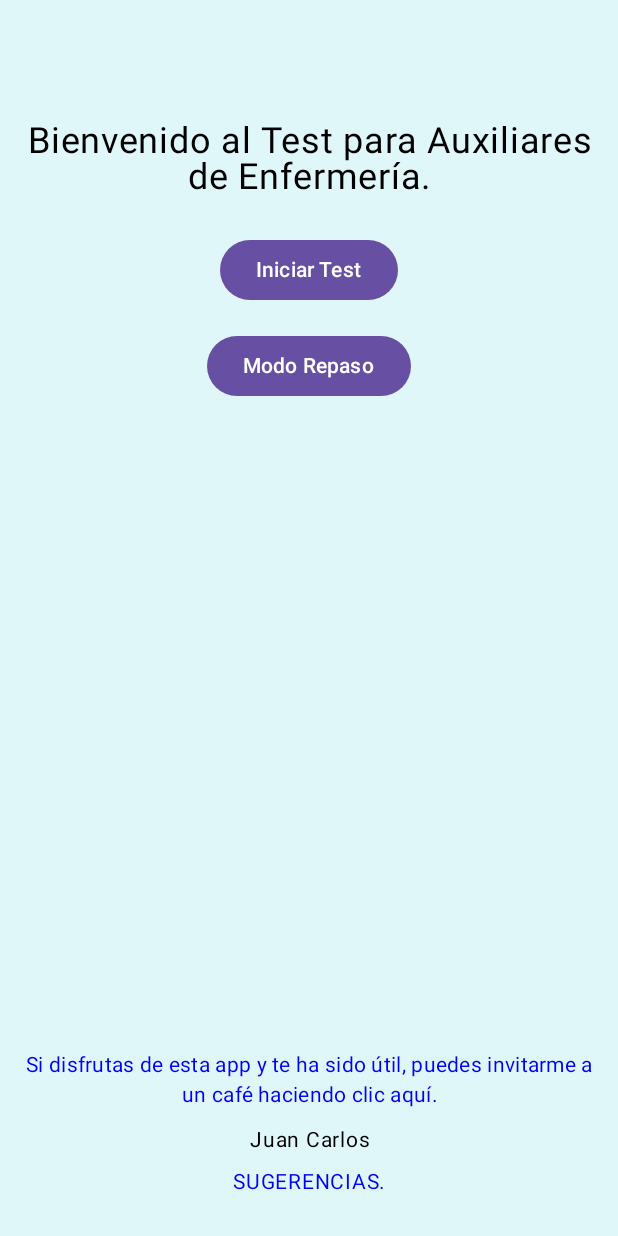
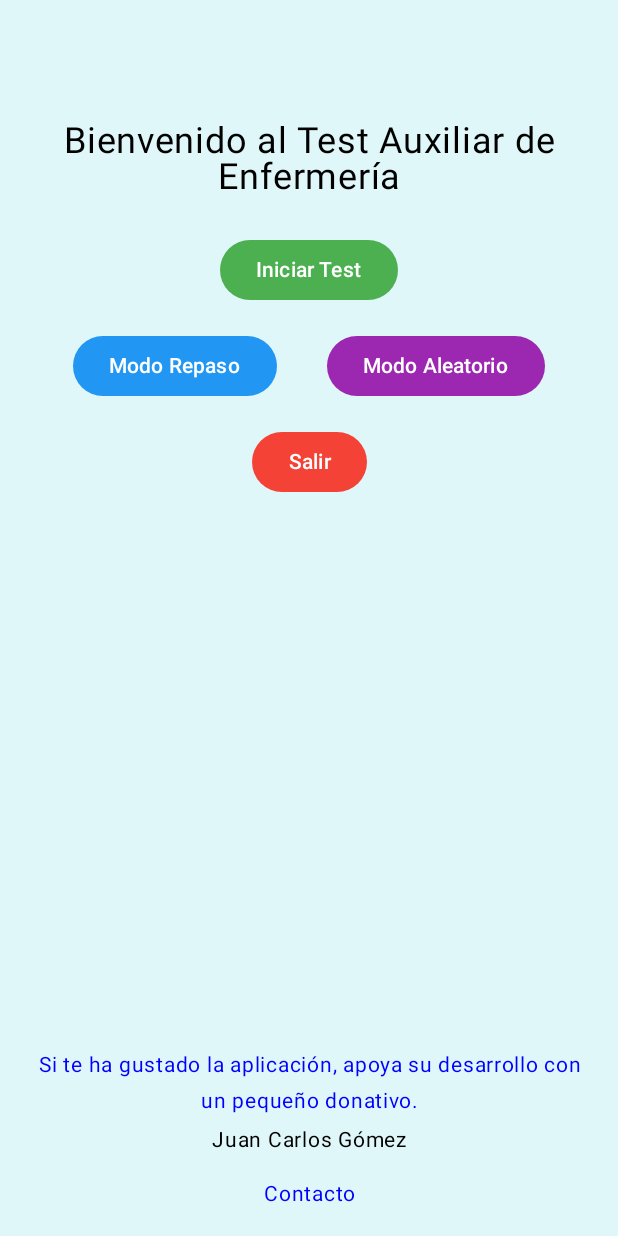
Before and after one commit to jcarlosx69/TestAuxiliarEnfermeria, an Android app built with Jetpack Compose: the screen it shows after launch (MainActivity), on a phone screen of 412 x 824 dp. Run offline under Robolectric (Android 15) with nearby library versions, the phone set to English and light mode, and no system bars.

Commit message:
Añadido el modo repaso, se colorean los botones

```diff
--- a/app/src/main/java/com/example/nuevaapptestauxiliarenfermeria/HomeScreen.kt
+++ b/app/src/main/java/com/example/nuevaapptestauxiliarenfermeria/HomeScreen.kt
@@ -1,37 +1,46 @@
 package com.example.nuevaapptestauxiliarenfermeria
 
+import android.content.Intent
+import android.net.Uri
+import androidx.compose.foundation.clickable
 import androidx.compose.foundation.layout.*
 import androidx.compose.material3.Button
+import androidx.compose.material3.ButtonDefaults
+import androidx.compose.material3.OutlinedTextField
 import androidx.compose.material3.Text
+import androidx.compose.material3.AlertDialog
 import androidx.compose.runtime.Composable
+import androidx.compose.runtime.mutableStateOf
+import androidx.compose.runtime.remember
 import androidx.compose.ui.Alignment
 import androidx.compose.ui.Modifier
+import androidx.compose.ui.graphics.Color
+import com.example.nuevaapptestauxiliarenfermeria.LocalActivity
 import androidx.compose.ui.platform.LocalContext
 import androidx.compose.ui.text.style.TextAlign
 import androidx.compose.ui.unit.dp
 import androidx.compose.ui.unit.sp
-import android.content.Intent
-import android.net.Uri
-import androidx.compose.foundation.clickable
-import androidx.compose.material3.MaterialTheme
-import androidx.compose.ui.graphics.Color
-import androidx.core.content.ContextCompat.startActivity
 
 @Composable
-fun HomeScreen(onStartTest: (startIndex: Int) -> Unit, onReview: () -> Unit) {
+fun HomeScreen(
+    onStartTest: (startIndex: Int) -> Unit,
+    onReview: () -> Unit,
+    onRandomMode: () -> Unit
+) {
     val context = LocalContext.current
+    val activity = LocalActivity.current
     val savedProgress = PreferencesUtil.getProgress(context)
-    // Definimos el enlace directo a PayPal.me
-    val donationUrl = "https://www.paypal.me/Jucarlos"
     Column(
-        modifier = Modifier.fillMaxSize().padding(16.dp),
+        modifier = Modifier
+            .fillMaxSize()
+            .padding(16.dp),
         verticalArrangement = Arrangement.SpaceBetween,
         horizontalAlignment = Alignment.CenterHorizontally
     ) {
         Column(horizontalAlignment = Alignment.CenterHorizontally) {
             Spacer(modifier = Modifier.height(64.dp))
             Text(
-                text = "Bienvenido al Test para Auxiliares de Enfermería.",
+                text = "Bienvenido al Test Auxiliar de Enfermería",
                 fontSize = 24.sp,
                 textAlign = TextAlign.Center
             )
@@ -43,14 +52,20 @@ fun HomeScreen(onStartTest: (startIndex: Int) -> Unit, onReview: () -> Unit) {
                     modifier = Modifier.fillMaxWidth(),
                     horizontalArrangement = Arrangement.SpaceEvenly
                 ) {
-                    Button(onClick = { onStartTest(savedProgress) }) {
+                    Button(
+                        onClick = { onStartTest(savedProgress) },
+                        colors = ButtonDefaults.buttonColors(containerColor = Color(0xFF4CAF50))
+                    ) {
                         Text("Continuar Test")
                     }
-                    Spacer(modifier = Modifier.width(16.dp))
-                    Button(onClick = {
+                    Spacer(modifier = Modifier.width(8.dp))
+                    Button(
+                        onClick = {
                             PreferencesUtil.clearProgress(context)
                             onStartTest(0)
-                    }) {
+                        },
+                        colors = ButtonDefaults.buttonColors(containerColor = Color(0xFF757575))
+                    ) {
                         Text("Iniciar Nuevo")
                     }
                 }
@@ -59,54 +74,72 @@ fun HomeScreen(onStartTest: (startIndex: Int) -> Unit, onReview: () -> Unit) {
                     onStartTest(selectedIndex)
                 }
             } else {
-                Button(onClick = { onStartTest(0) }) {
+                Button(
+                    onClick = { onStartTest(0) },
+                    colors = ButtonDefaults.buttonColors(containerColor = Color(0xFF4CAF50))
+                ) {
                     Text("Iniciar Test")
                 }
             }
             Spacer(modifier = Modifier.height(16.dp))
-            Button(onClick = { onReview() }) {
+            Row(
+                modifier = Modifier.fillMaxWidth(),
+                horizontalArrangement = Arrangement.SpaceEvenly
+            ) {
+                Button(
+                    onClick = { onReview() },
+                    colors = ButtonDefaults.buttonColors(containerColor = Color(0xFF2196F3))
+                ) {
                     Text("Modo Repaso")
                 }
+                Button(
+                    onClick = { onRandomMode() },
+                    colors = ButtonDefaults.buttonColors(containerColor = Color(0xFF9C27B0))
+                ) {
+                    Text("Modo Aleatorio")
                 }
-
-        Column(
-            horizontalAlignment = Alignment.CenterHorizontally,
-            modifier = Modifier.fillMaxWidth()
+            }
+            Spacer(modifier = Modifier.height(16.dp))
+            Button(
+                onClick = { activity.finishAffinity() },
+                colors = ButtonDefaults.buttonColors(containerColor = Color(0xFFF44336)),
+                modifier = Modifier.wrapContentWidth()
             ) {
+                Text("Salir", textAlign = TextAlign.Center)
+            }
+        }
+        // Parte inferior: Enlace de donación, enlace de contacto y nombre
+        Column(horizontalAlignment = Alignment.CenterHorizontally) {
             Text(
-                text = "Si disfrutas de esta app y te ha sido útil, puedes invitarme a un café haciendo clic aquí.",
+                text = "Si te ha gustado la aplicación, apoya su desarrollo con un pequeño donativo.",
+                fontSize = 14.sp,
                 color = Color.Blue,
-                style = MaterialTheme.typography.bodyMedium,
-                textAlign = TextAlign.Center,
-                modifier = Modifier
-                    .clickable {
+                modifier = Modifier.clickable {
+                    val donationUrl = "https://www.paypal.com/paypalme/Jucarlos"
                     val intent = Intent(Intent.ACTION_VIEW, Uri.parse(donationUrl))
                     context.startActivity(intent)
-                    }
-                    .padding(bottom = 8.dp)
-            )
-
-            Text(
-                text = "Juan Carlos",
-                fontSize = 14.sp,
-                modifier = Modifier.padding(bottom = 4.dp),
+                },
                 textAlign = TextAlign.Center
             )
             Text(
-                text = "SUGERENCIAS.",
+                text = "Juan Carlos Gómez",
+                fontSize = 14.sp,
+                modifier = Modifier.padding(top = 2.dp, bottom = 8.dp),
+                textAlign = TextAlign.Center
+            )
+            Text(
+                text = "Contacto",
                 fontSize = 14.sp,
                 color = Color.Blue,
                 modifier = Modifier
-                    .padding(bottom = 8.dp)
                     .clickable {
-                        // Al pulsar se abre el cliente de correo con el email preconfigurado
-                        val emailIntent = Intent(Intent.ACTION_SENDTO).apply {
-                            data = Uri.parse("mailto:AppsCarlos@proton.me")
+                        val emailIntent = Intent(Intent.ACTION_SENDTO, Uri.parse("mailto:AppsCarlos@proton.me"))
+                        context.startActivity(emailIntent)
                     }
-                        context.startActivity(emailIntent)
-                    },
+                    .padding(top = 4.dp),
                 textAlign = TextAlign.Center
             )
+
         }
     }
 }
--- a/app/src/main/java/com/example/nuevaapptestauxiliarenfermeria/ReviewScreen.kt
+++ b/app/src/main/java/com/example/nuevaapptestauxiliarenfermeria/ReviewScreen.kt
@@ -6,7 +6,6 @@ import androidx.compose.foundation.verticalScroll
 import androidx.compose.material3.AlertDialog
 import androidx.compose.material3.Button
 import androidx.compose.material3.LinearProgressIndicator
-import androidx.compose.material3.MaterialTheme
 import androidx.compose.material3.Text
 import androidx.compose.runtime.Composable
 import androidx.compose.runtime.mutableStateOf
@@ -18,7 +17,6 @@ import androidx.compose.ui.Modifier
 import androidx.compose.ui.text.style.TextAlign
 import androidx.compose.ui.unit.dp
 import androidx.compose.ui.unit.sp
-import androidx.compose.runtime.LaunchedEffect
 
 @Composable
 fun ReviewScreen(
--- a/app/src/main/java/com/example/nuevaapptestauxiliarenfermeria/TestApp.kt
+++ b/app/src/main/java/com/example/nuevaapptestauxiliarenfermeria/TestApp.kt
@@ -1,22 +1,25 @@
 package com.example.nuevaapptestauxiliarenfermeria
 
+import androidx.compose.foundation.layout.fillMaxSize
 import androidx.compose.material3.MaterialTheme
 import androidx.compose.material3.Surface
 import androidx.compose.runtime.Composable
+import androidx.compose.runtime.mutableStateOf
 import androidx.compose.runtime.remember
 import androidx.compose.ui.Modifier
 import androidx.compose.ui.graphics.Color
 import androidx.lifecycle.viewmodel.compose.viewModel
-import androidx.compose.foundation.layout.fillMaxSize
+import com.example.nuevaapptestauxiliarenfermeria.TestScreen
+import com.example.nuevaapptestauxiliarenfermeria.TestViewModel
 
 enum class Screen {
-    Home, Test, Review, Summary, Exit
+    Home, Test, Random, Review, Summary, Exit
 }
 
 @Composable
 fun TestApp(testViewModel: TestViewModel = viewModel()) {
-    var currentScreen = remember { androidx.compose.runtime.mutableStateOf(Screen.Home) }
-    var startIndex = remember { androidx.compose.runtime.mutableStateOf(0) }
+    var currentScreen = remember { mutableStateOf(Screen.Home) }
+    var startIndex = remember { mutableStateOf(0) }
     val activity = LocalActivity.current
 
     MaterialTheme {
@@ -31,20 +34,24 @@ fun TestApp(testViewModel: TestViewModel = viewModel()) {
                         testViewModel.setProgress(index)
                         currentScreen.value = Screen.Test
                     },
-                    onReview = { currentScreen.value = Screen.Review }
+                    onReview = { currentScreen.value = Screen.Review },
+                    onRandomMode = { currentScreen.value = Screen.Random }
                 )
-                Screen.Test -> TestScreen(testViewModel, onExit = { currentScreen.value =
-                    Screen.Summary
+                Screen.Test -> TestScreen(testViewModel, onExit = { currentScreen.value = Screen.Summary })
+                Screen.Random -> RandomTestScreen(testViewModel, onExit = { currentScreen.value =
+                    Screen.Home
                 })
                 Screen.Review -> ReviewScreen(
                     testViewModel = testViewModel,
                     onFinish = { currentScreen.value = Screen.Home },
                     onExitReview = { currentScreen.value = Screen.Exit }
                 )
-                Screen.Summary -> SummaryScreen(testViewModel, onExit = {
-                    activity.finishAffinity()
-                    System.exit(0)
-                })
+                Screen.Summary -> {
+                    SummaryScreen(testViewModel, onExit = {
+                        activity.finishAffinity()
+                        System.exit(0)
+                    })
+                }
                 Screen.Exit -> ExitScreen(onExit = {
                     activity.finishAffinity()
                     System.exit(0)
--- a/app/src/main/java/com/example/nuevaapptestauxiliarenfermeria/TestViewModel.kt
+++ b/app/src/main/java/com/example/nuevaapptestauxiliarenfermeria/TestViewModel.kt
@@ -60,21 +60,18 @@ class TestViewModel(application: Application) : AndroidViewModel(application) {
     }
 
     private fun parseQuestions(fileContent: String): List<Question> {
-        // Elimina cualquier BOM o caracteres invisibles al inicio
-        val cleanedContent = fileContent.replace("\uFEFF", "").trim()
-
         val questions = mutableListOf<Question>()
         // Separamos el contenido en bloques usando uno o más saltos de línea en blanco
-        val blocks = cleanedContent.split(Regex("\\n\\s*\\n"))
+        val blocks = fileContent.split(Regex("\\n\\s*\\n"))
             .map { it.trim() }
             .filter { it.isNotEmpty() }
 
         for (block in blocks) {
             // Dividimos cada bloque en líneas y eliminamos las que estén vacías
             val lines = block.lines().map { it.trim() }.filter { it.isNotEmpty() }
-            if (lines.size < 6) continue  // Ignoramos bloques que no tengan al menos 6 líneas
+            if (lines.size < 6) continue  // Si el bloque no tiene al menos 6 líneas, lo ignoramos
 
-            // Línea 1: Extraemos el número y el enunciado utilizando una expresión regular
+            // Línea 1: Extraemos el número y el enunciado usando una expresión regular.
             val headerRegex = Regex("^([0-9]+)\\.\\s*(.*)")
             val headerMatch = headerRegex.find(lines[0]) ?: continue
             val number = headerMatch.groupValues[1].toIntOrNull() ?: 0
@@ -95,17 +92,17 @@ class TestViewModel(application: Application) : AndroidViewModel(application) {
             val optionC = cleanOption(lines[3])
             val optionD = cleanOption(lines[4])
 
-            // Línea 6: Extraemos la respuesta correcta usando substringAfter, asumiendo que el bloque sigue el formato esperado.
-            val correctAnswerLine = lines[5]
-            val correctAnswerStr = correctAnswerLine.substringAfter("Respuesta Correcta:", "").trim()
-            val correctAnswer = correctAnswerStr.firstOrNull() ?: 'A'
+            // Línea 6: Extraemos la respuesta correcta utilizando una expresión regular que admite variantes:
+            // "Respuesta Correcta:" o "La respuesta correcta es:"
+            val answerRegex = Regex("(?i)(?:La\\s+)?respuesta\\s+correcta(?:\\s+es)?\\s*:\\s*([A-D])")
+            val answerMatch = answerRegex.find(lines[5])
+            val correctAnswer = answerMatch?.groupValues?.get(1)?.firstOrNull() ?: 'A'
 
             questions.add(Question(number, enunciado, optionA, optionB, optionC, optionD, correctAnswer))
         }
 
         return questions
     }
-
 
 
     fun selectAnswer(answer: Char) {
```
Also changed, not shown: app/src/main/java/com/example/nuevaapptestauxiliarenfermeria/RandomTestScreen.kt (added, +143 -0 lines). Lines whose indentation alone changed are shown as unchanged.
